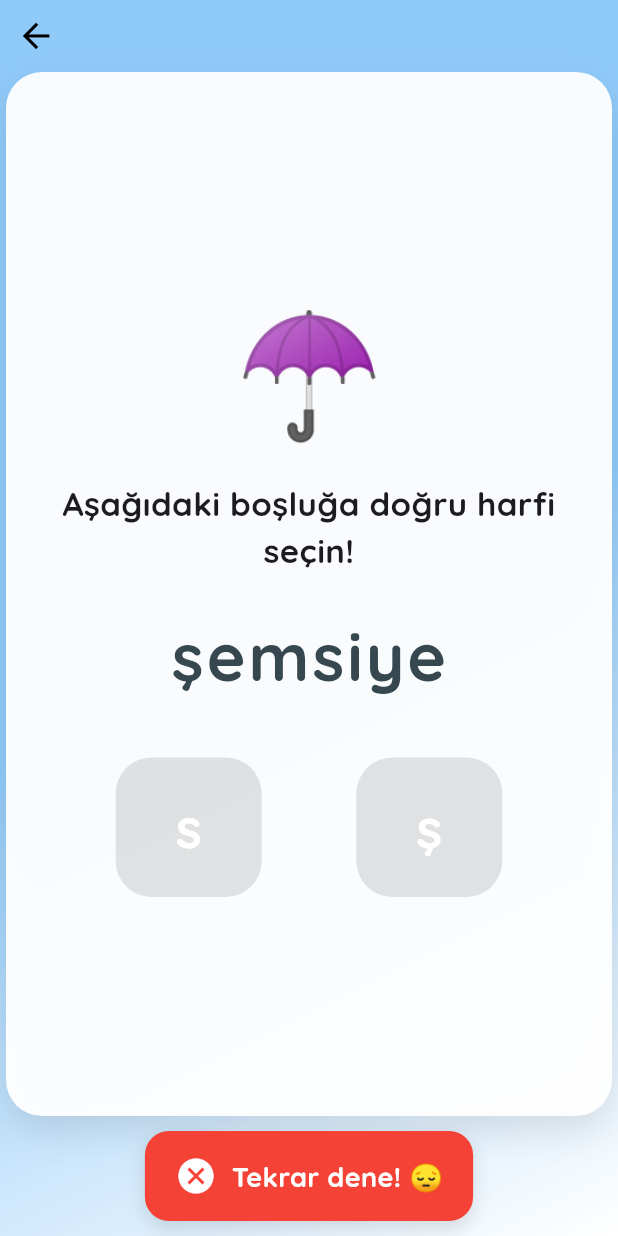
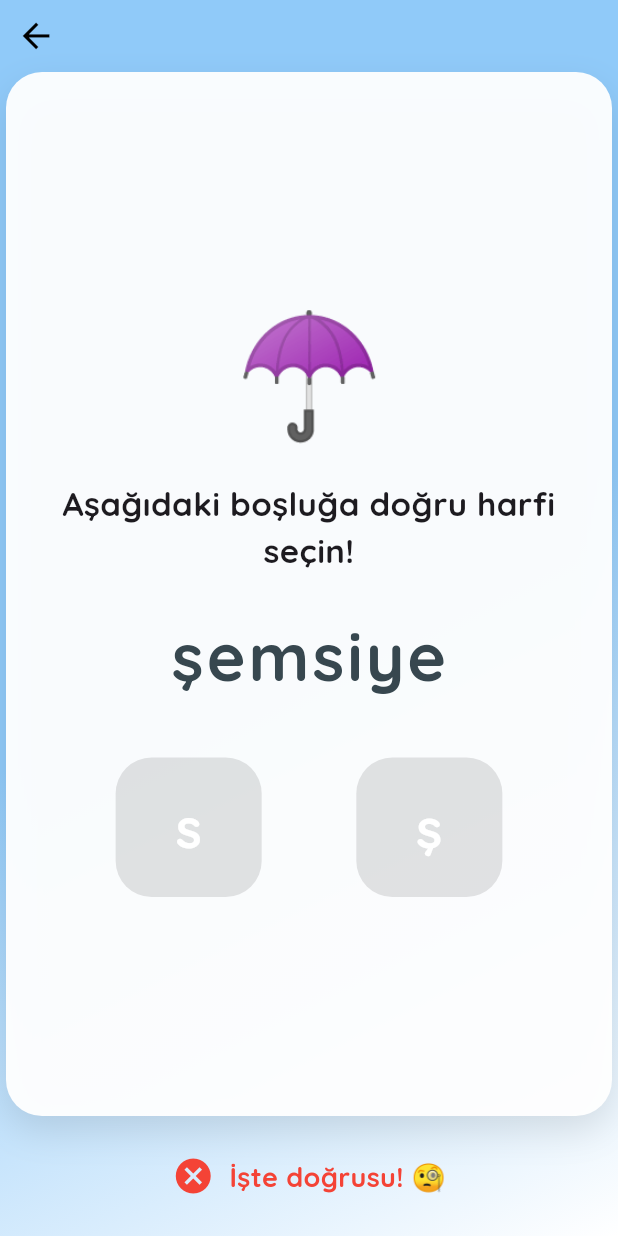
Before and after one commit to fzeynepgoren/Dixlearning, a Flutter app: the Disleksi2 screen opened directly, after a tap on an icon or button, on a phone screen of 412 x 824 dp. Run offline on Flutter 3.47's test engine with Material 3 defaults, Android fonts, the phone set to English and light mode, and no system bars; our stand-ins replace audioplayers, fluentui_system_icons, flutter_animate, flutter_switch, google_fonts, shared_preferences; accounts and stored records are empty.

Commit message:
gsoruları
genel değişiklik

```diff
--- a/lib/giris_etkinlikleri/disgrafi3.dart
+++ b/lib/giris_etkinlikleri/disgrafi3.dart
@@ -1,4 +1,5 @@
 import 'package:flutter/material.dart';
+import '../screens/home_screen.dart';
 import '../utils/activity_tracker.dart';
 import 'dart:math';
 import 'disgrafi1.dart';
@@ -115,7 +116,7 @@ class _HeceDoldurmaState extends State<HeceDoldurma>
         Navigator.pushReplacement(
           context,
           MaterialPageRoute(
-            builder: (context) => const Disgrafi1(),
+            builder: (context) => const HomeScreen(),
           ),
         );
       }
--- a/lib/giris_etkinlikleri/diskalkuli1.dart
+++ b/lib/giris_etkinlikleri/diskalkuli1.dart
@@ -1,6 +1,7 @@
 import 'dart:math' as math;
 import 'package:flutter/material.dart';
 import '../utils/activity_tracker.dart';
+import 'diskalkuli2.dart';
 import 'diskalkuli3.dart';
 import 'package:provider/provider.dart';
 import '../providers/language_provider.dart';
@@ -121,7 +122,7 @@ class _Diskalkuli1State extends State<Diskalkuli1>
         ActivityTracker.completeActivity();
         Navigator.pushReplacement(
           context,
-          MaterialPageRoute(builder: (context) => const Diskalkuli3()),
+          MaterialPageRoute(builder: (context) => const Diskalkuli2()),
         );
       }
     });
--- a/lib/giris_etkinlikleri/disleksi2.dart
+++ b/lib/giris_etkinlikleri/disleksi2.dart
@@ -13,8 +13,10 @@ class Disleksi2 extends StatefulWidget {
 }
 
 class _Disleksi2State extends State<Disleksi2>
-    with SingleTickerProviderStateMixin {
+    with TickerProviderStateMixin { // TickerProviderStateMixin olarak güncellendi
   late AnimationController _feedbackController;
+  late AnimationController _slideController;
+  late Animation<Offset> _slideAnimation;
 
   final List<Map<String, dynamic>> wordData = [
     {
@@ -69,6 +71,17 @@ class _Disleksi2State extends State<Disleksi2>
       vsync: this,
       duration: const Duration(milliseconds: 600),
     );
+    _slideController = AnimationController(
+      vsync: this,
+      duration: const Duration(milliseconds: 800),
+    );
+    _slideAnimation = Tween<Offset>(
+      begin: const Offset(0, 0.3),
+      end: Offset.zero,
+    ).animate(
+      CurvedAnimation(parent: _slideController, curve: Curves.easeOutCubic),
+    );
+    _slideController.forward();
     startNewGame();
   }
 
@@ -84,13 +97,13 @@ class _Disleksi2State extends State<Disleksi2>
   @override
   void dispose() {
     _feedbackController.dispose();
+    _slideController.dispose();
     super.dispose();
   }
 
   void getNextWord({bool isFirst = false}) {
     setState(() {
       if (remainingWords.isEmpty) {
-        // Son kelime ise ve cevaplanmışsa navigasyon Disleksi4'e yönlendirilir
         return;
       }
       int randomIndex = Random().nextInt(remainingWords.length);
@@ -155,15 +168,16 @@ class _Disleksi2State extends State<Disleksi2>
   @override
   Widget build(BuildContext context) {
     final isEnglish = Provider.of<LanguageProvider>(context).isEnglish;
-    final displayedWord =
-        isAnswered
+    final displayedWord = isAnswered
         ? currentWordData["word"]!
         : "_${currentWordData["word"]!.substring(1)}";
 
     final screenSize = MediaQuery.of(context).size;
     final iconSize = screenSize.width * 0.065;
 
-    return Scaffold(
+    return WillPopScope(
+      onWillPop: () async => false,
+      child: Scaffold(
         body: Container(
           decoration: BoxDecoration(
             gradient: LinearGradient(
@@ -201,6 +215,22 @@ class _Disleksi2State extends State<Disleksi2>
                   ],
                 ),
                 Expanded(
+                  child: SlideTransition(
+                    position: _slideAnimation,
+                    child: Container(
+                      margin: const EdgeInsets.fromLTRB(4, 0, 4, 0),
+                      padding: const EdgeInsets.all(10),
+                      decoration: BoxDecoration(
+                        color: Colors.white.withOpacity(0.95),
+                        borderRadius: BorderRadius.circular(24),
+                        boxShadow: [
+                          BoxShadow(
+                            color: Colors.black.withOpacity(0.1),
+                            blurRadius: 20,
+                            offset: const Offset(0, 10),
+                          ),
+                        ],
+                      ),
                       child: AnimatedSwitcher(
                         duration: const Duration(milliseconds: 500),
                         transitionBuilder: (
@@ -218,26 +248,14 @@ class _Disleksi2State extends State<Disleksi2>
                             ),
                           );
                         },
-                  child: Container(
+                        child: Column(
                           key: ValueKey<int>(currentQuestionNumber),
-                    margin: const EdgeInsets.fromLTRB(4, 0, 4, 0),
-                    padding: const EdgeInsets.all(10),
-                    decoration: BoxDecoration(
-                      color: Colors.white.withOpacity(0.95),
-                      borderRadius: BorderRadius.circular(24),
-                       boxShadow:[
-                        BoxShadow(
-                          color: Colors.black.withOpacity(0.1),
-                          blurRadius: 20,
-                          offset: const Offset(0, 10),
-                        ),
-                      ],
-                    ),
-                    child: Column(
                           mainAxisAlignment: MainAxisAlignment.center,
                           children: [
                             Container(
-                          padding: const EdgeInsets.symmetric(horizontal: 20),
+                              padding: const EdgeInsets.symmetric(
+                                horizontal: 20,
+                              ),
                               child: Text(
                                 currentWordData["emoji"]!,
                                 style: const TextStyle(fontSize: 80),
@@ -245,7 +263,9 @@ class _Disleksi2State extends State<Disleksi2>
                             ),
                             const SizedBox(height: 12),
                             Container(
-                          padding: const EdgeInsets.symmetric(horizontal: 20),
+                              padding: const EdgeInsets.symmetric(
+                                horizontal: 20,
+                              ),
                               child: Text(
                                 isEnglish
                                     ? 'Select the correct letter for the blank below!'
@@ -273,7 +293,9 @@ class _Disleksi2State extends State<Disleksi2>
                               children:
                               currentWordData["options"].map<Widget>((option) {
                                 Color getButtonColor() {
-                              if (!isAnswered) return Colors.blue.shade200;
+                                  if (!isAnswered) {
+                                    return Colors.blue.shade200;
+                                  }
                                   if (option == currentWordData["word"]![0]) {
                                     return Colors.green.shade500;
                                   }
@@ -297,7 +319,9 @@ class _Disleksi2State extends State<Disleksi2>
                                     backgroundColor: getButtonColor(),
                                     foregroundColor: Colors.white,
                                     shape: RoundedRectangleBorder(
-                                  borderRadius: BorderRadius.circular(24),
+                                      borderRadius: BorderRadius.circular(
+                                        24,
+                                      ),
                                     ),
                                   ),
                                   child: Text(
@@ -316,55 +340,46 @@ class _Disleksi2State extends State<Disleksi2>
                       ),
                     ),
                   ),
+                ),
                 Container(
                   height: 80,
                   padding: const EdgeInsets.symmetric(
-                  horizontal: 20,
-                  vertical: 10,
-                ),
+                      horizontal: 20, vertical: 10),
                   child: isAnswered
                       ? ScaleTransition(
                     scale: CurvedAnimation(
                       parent: _feedbackController,
                       curve: Curves.elasticOut,
                     ),
-                        child: Container(
-                          padding: const EdgeInsets.symmetric(
-                            vertical: 10,
-                            horizontal: 20,
-                          ),
-                          decoration: BoxDecoration(
-                            color: isCorrect ? Colors.green : Colors.red,
-                            borderRadius: BorderRadius.circular(16),
-                            boxShadow: const [
-                              BoxShadow(
-                                color: Colors.black12,
-                                blurRadius: 10,
-                                offset: Offset(0, 5),
-                              ),
-                            ],
-                          ),
                     child: Row(
-                            mainAxisSize: MainAxisSize.min,
+                      mainAxisAlignment: MainAxisAlignment.center,
                       children: [
                         Icon(
-                                isCorrect ? Icons.check_circle : Icons.cancel,
-                                color: Colors.white,
+                          isCorrect
+                              ? Icons.check_circle
+                              : Icons.cancel,
+                          color:
+                          isCorrect ? Colors.green : Colors.red,
                           size: 28,
                         ),
                         const SizedBox(width: 10),
                         Text(
                           isCorrect
-                                    ? (isEnglish ? 'Well done! 🎉' : 'Aferin! 🎉')
-                                    : (isEnglish ? "Try again! 😔" : 'Tekrar dene! 😔'),
-                                style: const TextStyle(
+                              ? (isEnglish
+                              ? 'Well done! 🎉'
+                              : 'Aferin! 🎉')
+                              : (isEnglish
+                              ? "Here's the right one! 🧐" // Disleksi1'den alınan metin
+                              : 'İşte doğrusu! 🧐'),
+                          style: TextStyle(
                             fontSize: 18,
-                                  color: Colors.white,
+                            color: isCorrect
+                                ? Colors.green
+                                : Colors.red,
                             fontWeight: FontWeight.bold,
                           ),
                         ),
                       ],
-                          ),
                     ),
                   )
                       : const SizedBox.shrink(),
@@ -373,6 +388,7 @@ class _Disleksi2State extends State<Disleksi2>
             ),
           ),
         ),
+      ),
     );
   }
 }
```
Also changed, not shown: lib/giris_etkinlikleri/disgrafi2.dart (+16 -35 lines), lib/giris_etkinlikleri/diskalkuli2.dart (indentation only). Lines whose indentation alone changed are shown as unchanged.
